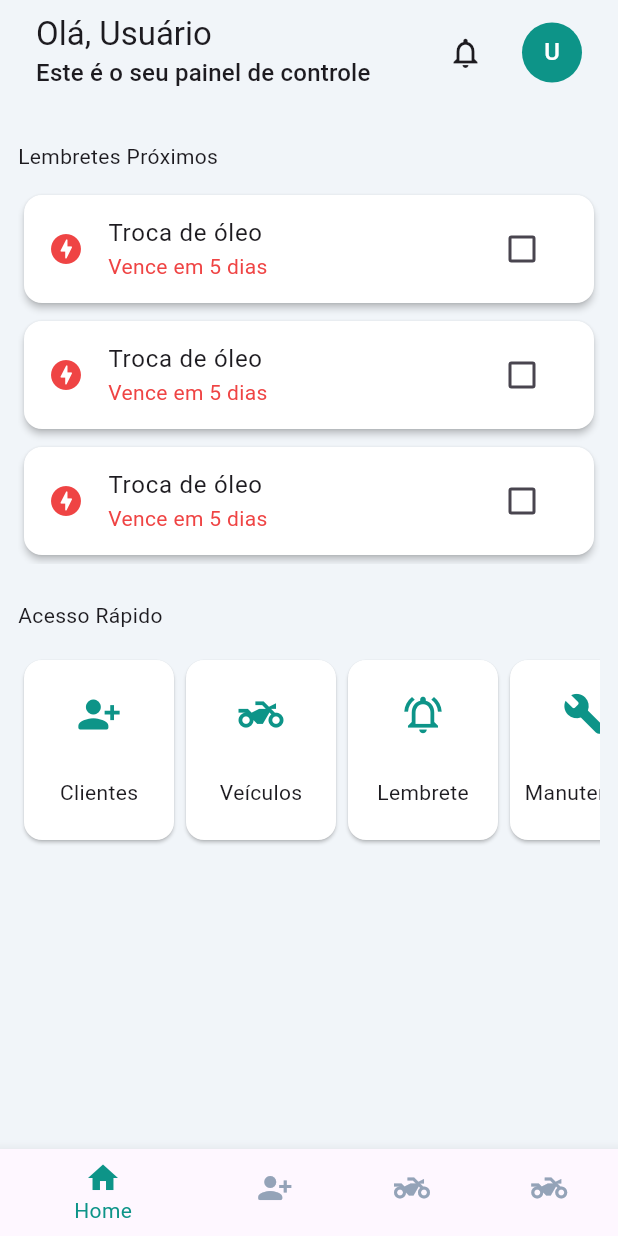
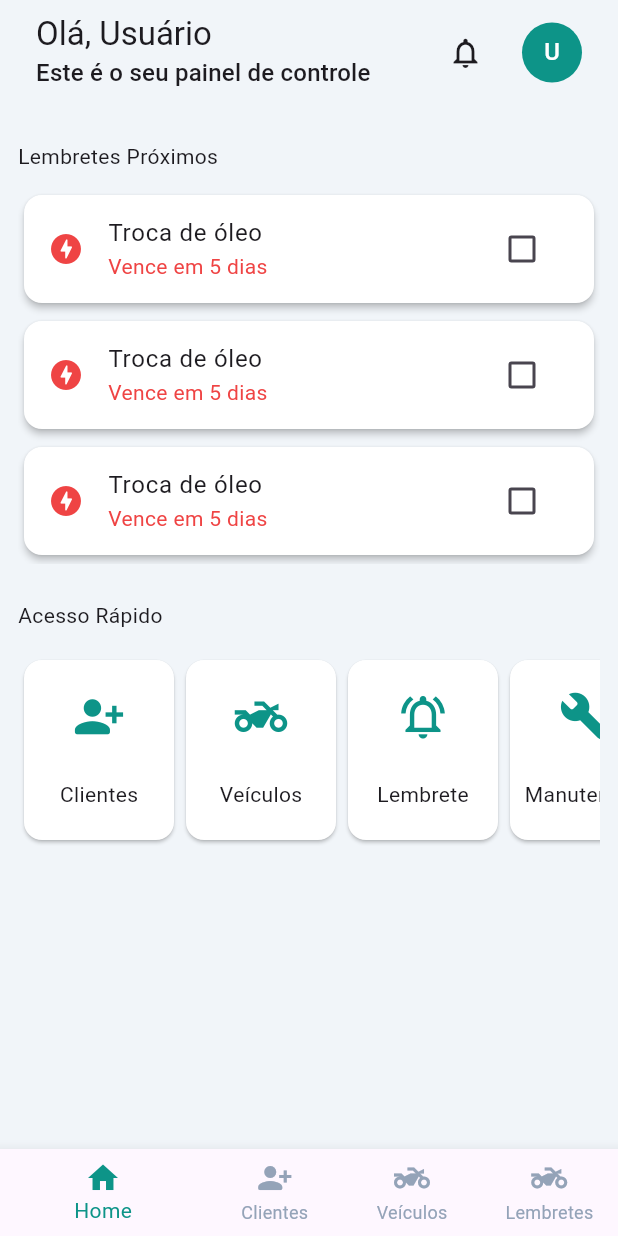
Before and after one commit to marceloboas10/motApp, a Flutter app: the screen it shows after launch, on a phone screen of 412 x 824 dp. Run offline on Flutter 3.47's test engine with Material 3 defaults, Android fonts, the phone set to English and light mode, and no system bars; our stand-ins replace cloud_firestore, firebase_auth, firebase_core; accounts and stored records are empty.

Commit message:
tela customers and card customers

```diff
--- a/lib/app/components/quick_access_component.dart
+++ b/lib/app/components/quick_access_component.dart
@@ -1,4 +1,5 @@
 import 'package:flutter/material.dart';
+import 'package:motapp/app/pages/customers_pages.dart';
 import 'package:motapp/app/widgets/quick_access_card_widget.dart';
 
 class QuickAccessComponent extends StatelessWidget {
@@ -9,15 +10,32 @@ class QuickAccessComponent extends StatelessWidget {
     return Row(
       children: [
         QuickAccessCardWidget(
+          onTap: () {
+            Navigator.push(
+              context,
+              MaterialPageRoute(
+                builder: (BuildContext context) => CustomersPages(),
+              ),
+            );
+          },
           title: 'Clientes',
           icon: Icons.person_add_alt_1_rounded,
         ),
-        QuickAccessCardWidget(title: 'Veículos', icon: Icons.two_wheeler_sharp),
         QuickAccessCardWidget(
+          onTap: () {},
+          title: 'Veículos',
+          icon: Icons.two_wheeler_sharp,
+        ),
+        QuickAccessCardWidget(
+          onTap: () {},
           title: 'Lembrete',
           icon: Icons.notifications_active_outlined,
         ),
-        QuickAccessCardWidget(title: 'Manutenção', icon: Icons.build_rounded),
+        QuickAccessCardWidget(
+          onTap: () {},
+          title: 'Manutenção',
+          icon: Icons.build_rounded,
+        ),
       ],
     );
   }
--- a/lib/app/pages/home_page.dart
+++ b/lib/app/pages/home_page.dart
@@ -1,6 +1,8 @@
 import 'package:flutter/material.dart';
+import 'package:motapp/app/pages/customers_pages.dart';
 import 'package:motapp/app/pages/create_account_page.dart';
 import 'package:motapp/app/pages/menu_home_page.dart';
+import 'package:motapp/app/pages/vehicles_page.dart';
 import 'package:motapp/app/theme/light/light_colors.dart';
 
 class HomePage extends StatefulWidget {
@@ -15,12 +17,14 @@ class _HomePageState extends State<HomePage> {
 
   @override
   Widget build(BuildContext context) {
-    final List<Widget> pages = [MenuHomePage(), CreateAccountPage()];
+    final List<Widget> pages = [MenuHomePage(), CustomersPages(), VehiclesPage()];
 
     return SafeArea(
       child: Scaffold(
         bottomNavigationBar: BottomNavigationBar(
+          showUnselectedLabels: true,
           selectedItemColor: LightColors.iconColorGreen,
+          unselectedItemColor: LightColors.gray,
           selectedIconTheme: IconThemeData(color: LightColors.iconColorGreen),
           unselectedIconTheme: IconThemeData(color: LightColors.gray),
           items: const [
--- a/lib/app/widgets/quick_access_card_widget.dart
+++ b/lib/app/widgets/quick_access_card_widget.dart
@@ -2,14 +2,25 @@ import 'package:flutter/material.dart';
 import 'package:motapp/app/theme/light/light_colors.dart';
 
 class QuickAccessCardWidget extends StatelessWidget {
-  const QuickAccessCardWidget({super.key,required this.title, required this.icon});
+  const QuickAccessCardWidget({
+    super.key,
+    required this.title,
+    required this.icon,
+    required this.onTap,
+  });
 
   final String title;
   final IconData icon;
+  final VoidCallback onTap;
 
   @override
   Widget build(BuildContext context) {
-    return Card(
+    return InkResponse(
+      enableFeedback: false,
+      splashColor: LightColors.iconColorGreen,
+      radius: 30,
+      onTap: onTap,
+      child: Card(
         color: Colors.white,
         child: Container(
           height: 120,
@@ -18,13 +29,10 @@ class QuickAccessCardWidget extends StatelessWidget {
           child: Column(
             mainAxisAlignment: MainAxisAlignment.spaceAround,
             children: [
-            Icon(
-              icon,
-              color: LightColors.iconColorGreen,
-              size: 30,
-            ),
+              Icon(icon, color: LightColors.iconColorGreen, size: 35),
               Text(title),
             ],
+          ),
         ),
       ),
     );
```
Also changed, not shown: lib/app/components/show_customers_compoment.dart (added, +63 -0 lines), lib/app/model/customers_model.dart (added, +71 -0 lines), lib/app/pages/customers_pages.dart (added, +19 -0 lines), lib/app/pages/vehicles_page.dart (added, +18 -0 lines). Lines whose indentation alone changed are shown as unchanged.
